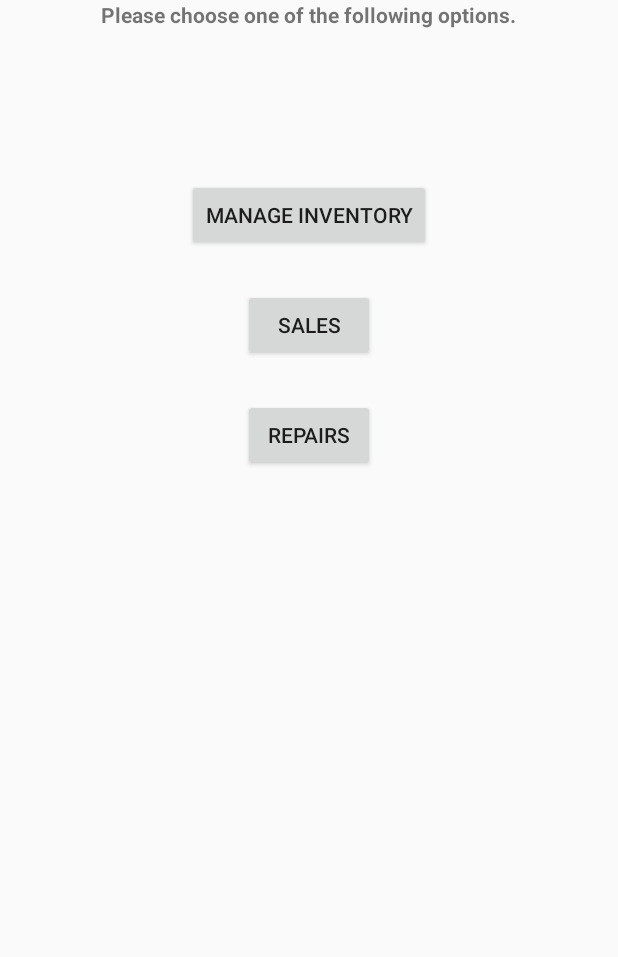
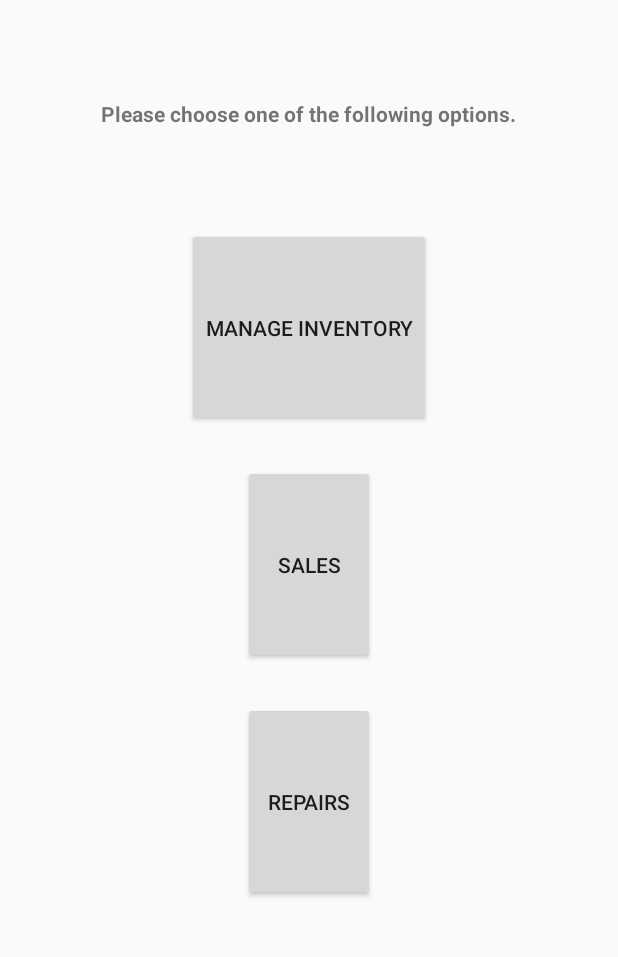
Before and after one commit to jahuey777/SoftwareProject540, an Android app: the screen it shows after launch (MainActivity), on a phone screen of 412 x 824 dp, the part 185-1142 px from its top. Run offline under Robolectric (Android 15) with nearby library versions, the light colour scheme and no system bars.

Commit message:
changed some things on the main page
layout_height to match_parent, and the other things have wrap_content in
height.

```diff
--- a/Bikes/app/src/main/res/layout-land/activity_main.xml
+++ b/Bikes/app/src/main/res/layout-land/activity_main.xml
@@ -1,5 +1,3 @@
-
-
     <GridLayout xmlns:android="http://schemas.android.com/apk/res/android"
         android:layout_width="match_parent"
         android:layout_height="match_parent"
--- a/Bikes/app/src/main/res/layout/activity_main.xml
+++ b/Bikes/app/src/main/res/layout/activity_main.xml
@@ -1,7 +1,7 @@
 <LinearLayout
     xmlns:android="http://schemas.android.com/apk/res/android"
     android:layout_width="match_parent"
-    android:layout_height="wrap_content"
+    android:layout_height="match_parent"
     android:orientation="vertical"
     android:baselineAligned="false"
     android:paddingBottom="100dp"
@@ -9,7 +9,7 @@
 
     <TextView
         android:layout_width="match_parent"
-        android:layout_height="match_parent"
+        android:layout_height="wrap_content"
         android:text="@string/app_name"
         android:textStyle="bold|italic"
         android:textColor="#ff2431ff"
@@ -21,7 +21,7 @@
 
     <TextView
         android:layout_width="wrap_content"
-        android:layout_height="match_parent"
+        android:layout_height="wrap_content"
         android:text="@string/hint"
         android:singleLine="false"
         android:layout_weight="1"
@@ -31,7 +31,7 @@
         android:gravity="center_vertical" />
 
     <Button
-        android:layout_marginTop="100dp"
+        android:layout_marginTop="0dp"
         android:layout_width="wrap_content"
         android:layout_height="0dp"
         android:id="@+id/InventoryButton"
```
